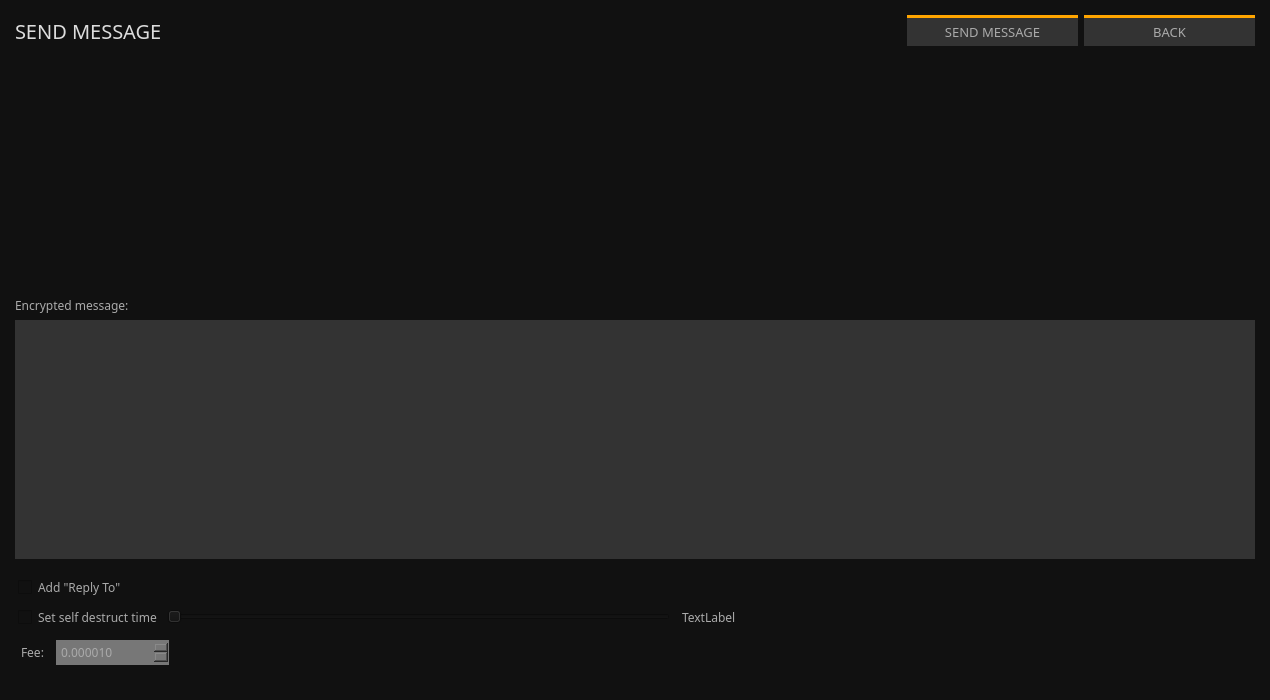
Above: src/gui/ui/sendmessageframe.ui from ConcealNetwork/conceal-desktop before the change. Below: the same form after it.
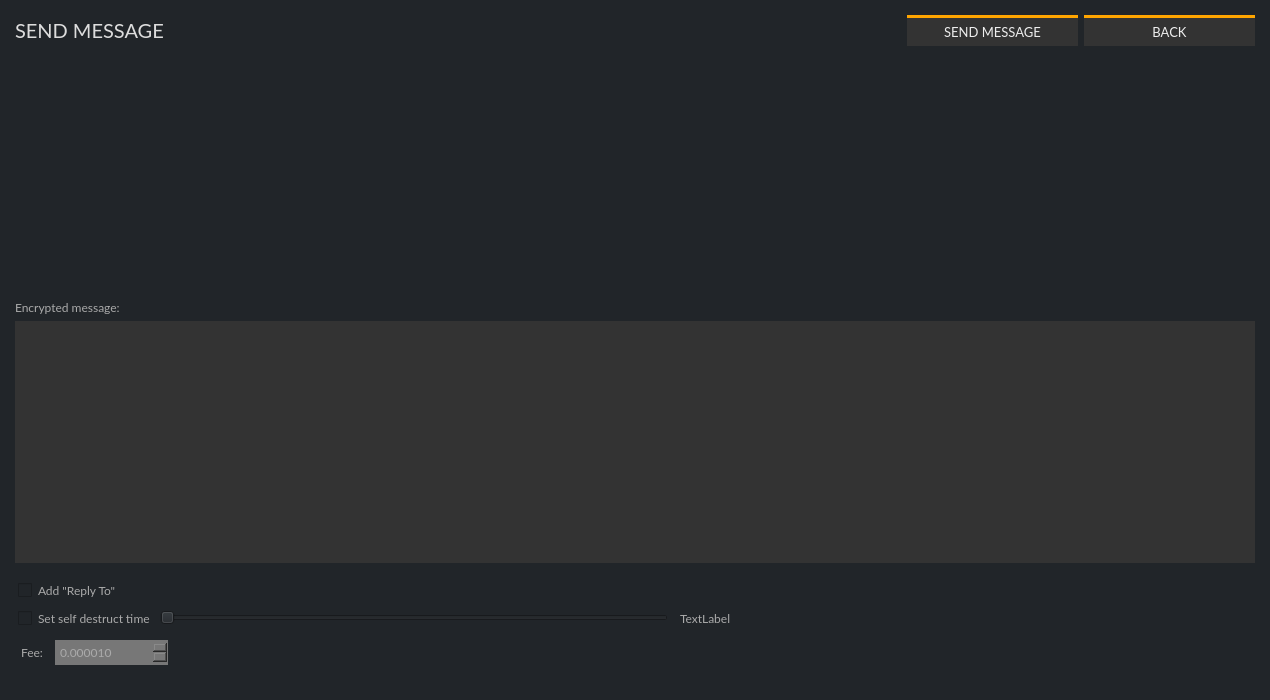
That is the form after the change.

```diff
--- a/src/gui/ui/sendmessageframe.ui
+++ b/src/gui/ui/sendmessageframe.ui
@@ -14,7 +14,7 @@
    <string>Frame</string>
   </property>
   <property name="styleSheet">
-   <string notr="true">border: 0px; background-color: #111; color: #aaa</string>
+   <string notr="true">border: 0px; background-color: #212529; color: #aaa</string>
   </property>
   <property name="frameShape">
    <enum>QFrame::NoFrame</enum>
@@ -44,14 +44,14 @@
       <widget class="QLabel" name="label">
        <property name="font">
         <font>
-         <family>Poppins</family>
+         <family>Lato</family>
          <pointsize>-1</pointsize>
         </font>
        </property>
        <property name="styleSheet">
         <string notr="true">color: #ddd; 
 font-size: 20px;
-font-family: Poppins;</string>
+font-family: Lato;</string>
        </property>
        <property name="text">
         <string>SEND MESSAGE</string>
@@ -74,12 +74,12 @@
        </property>
        <property name="font">
         <font>
-         <family>Poppins</family>
+         <family>Lato</family>
          <pointsize>10</pointsize>
         </font>
        </property>
        <property name="styleSheet">
-        <string notr="true">color: #aaa; background-color: #333; border-top: 3px solid orange;</string>
+        <string notr="true">color: #eee; background-color: #333; border-top: 3px solid orange;</string>
        </property>
        <property name="text">
         <string>SEND MESSAGE</string>
@@ -102,12 +102,12 @@
        </property>
        <property name="font">
         <font>
-         <family>Poppins</family>
+         <family>Lato</family>
          <pointsize>10</pointsize>
         </font>
        </property>
        <property name="styleSheet">
-        <string notr="true">color: #aaa; background-color: #333; border-top: 3px solid orange;</string>
+        <string notr="true">color: #eee; background-color: #333; border-top: 3px solid orange;</string>
        </property>
        <property name="text">
         <string>BACK</string>
@@ -170,7 +170,7 @@
     <widget class="QLabel" name="label_3">
      <property name="font">
       <font>
-       <family>Poppins</family>
+       <family>Lato</family>
        <pointsize>9</pointsize>
       </font>
      </property>
@@ -183,18 +183,18 @@
     <widget class="QTextEdit" name="m_messageTextEdit">
      <property name="font">
       <font>
-       <family>Poppins</family>
+       <family>Lato</family>
        <pointsize>9</pointsize>
       </font>
      </property>
      <property name="styleSheet">
-      <string notr="true">background-color: #333; color: #aaa;</string>
+      <string notr="true">background-color: #333; color: #eee;</string>
      </property>
      <property name="html">
       <string notr="true">&lt;!DOCTYPE HTML PUBLIC &quot;-//W3C//DTD HTML 4.0//EN&quot; &quot;http://www.w3.org/TR/REC-html40/strict.dtd&quot;&gt;
 &lt;html&gt;&lt;head&gt;&lt;meta name=&quot;qrichtext&quot; content=&quot;1&quot; /&gt;&lt;style type=&quot;text/css&quot;&gt;
 p, li { white-space: pre-wrap; }
-&lt;/style&gt;&lt;/head&gt;&lt;body style=&quot; font-family:'Poppins'; font-size:9pt; font-weight:400; font-style:normal;&quot;&gt;
+&lt;/style&gt;&lt;/head&gt;&lt;body style=&quot; font-family:'Lato'; font-size:9pt; font-weight:400; font-style:normal;&quot;&gt;
 &lt;p style=&quot;-qt-paragraph-type:empty; margin-top:0px; margin-bottom:0px; margin-left:0px; margin-right:0px; -qt-block-indent:0; text-indent:0px; font-family:'.Helvetica Neue DeskInterface'; font-size:13pt;&quot;&gt;&lt;br /&gt;&lt;/p&gt;&lt;/body&gt;&lt;/html&gt;</string>
      </property>
     </widget>
@@ -224,7 +224,7 @@
       <widget class="QCheckBox" name="m_addReplyToCheck">
        <property name="font">
         <font>
-         <family>Poppins</family>
+         <family>Lato</family>
          <pointsize>9</pointsize>
         </font>
        </property>
@@ -247,7 +247,7 @@
       <widget class="QCheckBox" name="m_ttlCheck">
        <property name="font">
         <font>
-         <family>Poppins</family>
+         <family>Lato</family>
          <pointsize>9</pointsize>
         </font>
        </property>
@@ -279,7 +279,7 @@
       <widget class="QLabel" name="m_ttlLabel">
        <property name="font">
         <font>
-         <family>Poppins</family>
+         <family>Lato</family>
          <pointsize>9</pointsize>
         </font>
        </property>
@@ -315,7 +315,7 @@
       <widget class="QLabel" name="label_4">
        <property name="font">
         <font>
-         <family>Poppins</family>
+         <family>Lato</family>
          <pointsize>9</pointsize>
         </font>
        </property>
@@ -353,7 +353,7 @@
        </property>
        <property name="font">
         <font>
-         <family>Poppins</family>
+         <family>Lato</family>
          <pointsize>9</pointsize>
         </font>
        </property>
```
